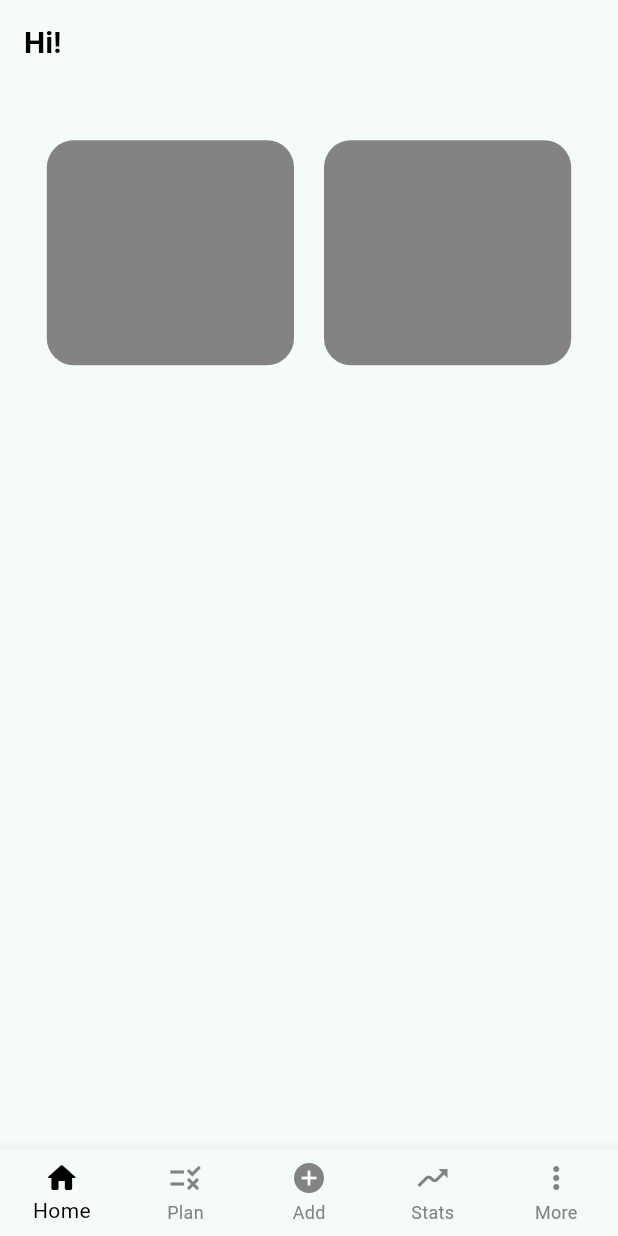
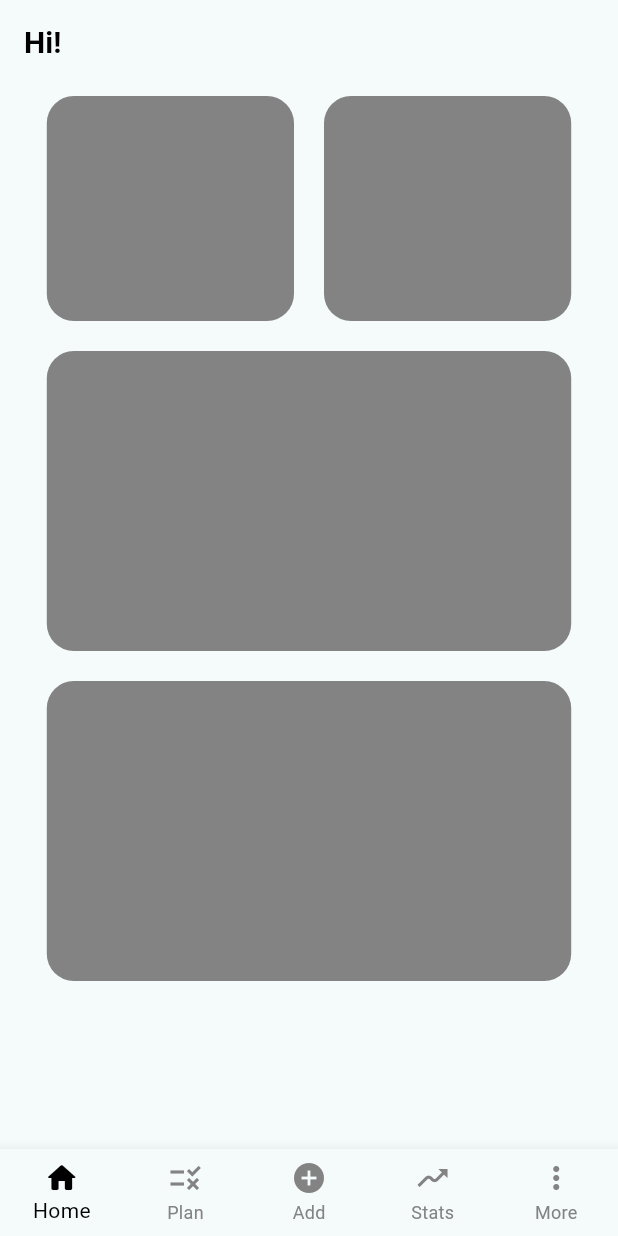
Before and after one commit to samarth-thaker/Budget-Planner, a Flutter app: the Dashboard screen opened by its route, on a phone screen of 412 x 824 dp. Run offline on Flutter 3.47's test engine with Material 3 defaults, Android fonts, the light colour scheme and no system bars.

Commit message:
Dashboard idea finalized

```diff
--- a/lib/dashboard.dart
+++ b/lib/dashboard.dart
@@ -37,19 +37,20 @@ class Dashboard extends StatelessWidget {
               fontWeight: FontWeight.bold, color: Colors.black, fontSize: 20),
         ),
       ),
-      body: Center(
-          heightFactor: 1.5,
-          child: Row(
+      body: Padding(
+          padding: const EdgeInsets.all(8),
+          child: Column(
+            children: [
+              Row(
                 mainAxisAlignment: MainAxisAlignment.center,
                 children: [
                   const SizedBox(
-                width: 20,
+                    width: 10,
                   ),
                   Container(
                     padding: const EdgeInsets.all(8),
-                width: containerWidth,
+                    width: containerWidth, // Adjust width as needed
                     height: 150,
-                //color: const Color.fromARGB(249, 128, 128, 128),
                     decoration: BoxDecoration(
                       borderRadius: BorderRadius.circular(18),
                       color: const Color.fromARGB(249, 128, 128, 128),
@@ -60,7 +61,7 @@ class Dashboard extends StatelessWidget {
                   ),
                   Container(
                     padding: const EdgeInsets.all(8),
-                width: containerWidth,
+                    width: containerWidth, // Adjust width as needed
                     height: 150,
                     decoration: BoxDecoration(
                       borderRadius: BorderRadius.circular(18),
@@ -68,10 +69,34 @@ class Dashboard extends StatelessWidget {
                     ),
                   ),
                   const SizedBox(
-                width: 20,
+                    width: 10,
                   ),
                 ],
-          )),
+              ),
+              const SizedBox(height: 20),
+              Container(
+                padding: const EdgeInsets.all(8),
+                width: 2*containerWidth + 20,
+                height: 200,
+                decoration: BoxDecoration(
+                  borderRadius: BorderRadius.circular(18),
+                  color: const Color.fromARGB(249, 128, 128, 128),
+                ),
+              ),
+              const SizedBox(height: 20),
+              Container(
+                padding: const EdgeInsets.all(8),
+                width: 2*containerWidth + 20,
+                height: 200,
+                decoration: BoxDecoration(
+                  borderRadius: BorderRadius.circular(18),
+                  color: const Color.fromARGB(249, 128, 128, 128),
+                ),
+              ),
+            ],
+          ),
+        ),
+
       bottomNavigationBar: ValueListenableBuilder<int>(
           valueListenable: _selectedIndex,
           builder: (context, selectedIndex, child) {
```
Lines whose indentation alone changed are shown as unchanged.
